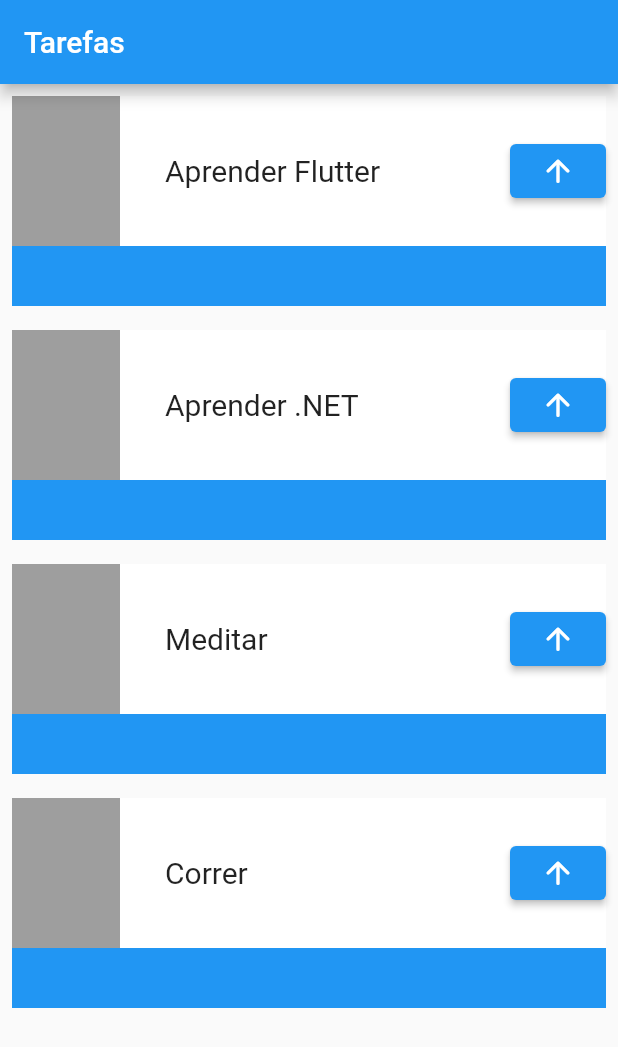
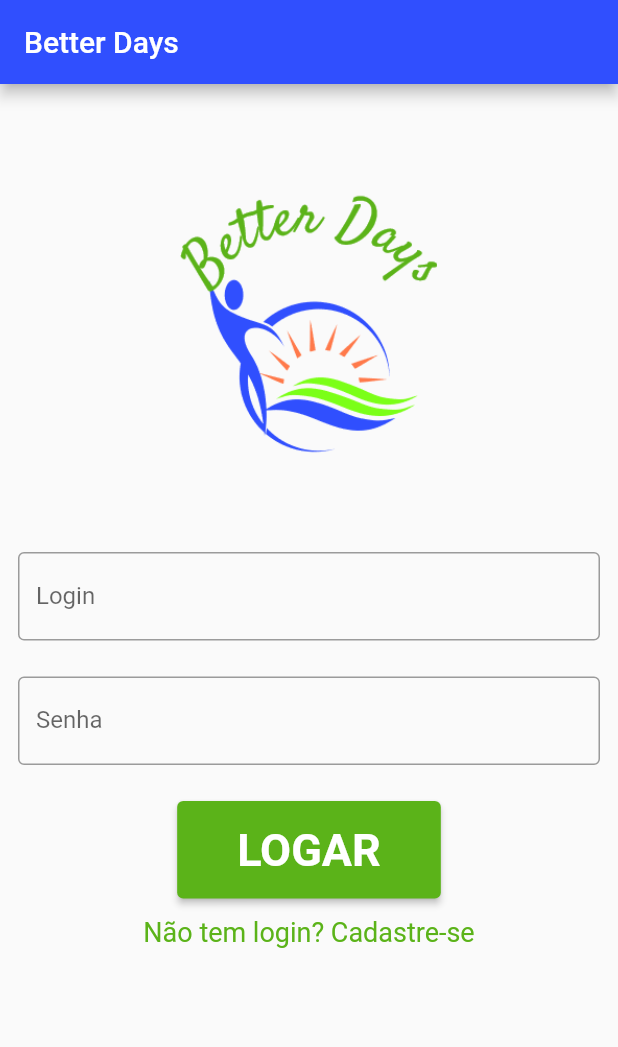
Before and after one commit to SamNascimento/BetterDays, a Flutter app: the screen it shows after launch, on a phone screen of 412 x 824 dp. Shown: the top 1047 px of the screen. Run offline on Flutter 3.47's test engine with Material 2 defaults, Android fonts, the phone set to English and light mode, and no system bars.

Commit message:
Criando tela de login e cadastro

```diff
--- a/lib/main.dart
+++ b/lib/main.dart
@@ -1,3 +1,5 @@
+import 'package:better_days/screens/cadastro_screen.dart';
+import 'package:better_days/screens/login_screen.dart';
 import 'package:flutter/material.dart';
 
 void main() {
@@ -10,81 +12,11 @@
   @override
   Widget build(BuildContext context) {
     return MaterialApp(
-      title: 'Flutter Demo',
-      theme: ThemeData(
-        primarySwatch: Colors.blue,
-      ),
-      home: Scaffold(
-        appBar: AppBar(
-          title: const Text('Tarefas'),
-        ),
-        body: ListView(
-          children: const [
-            Task(
-              nomeTarefa: 'Aprender Flutter',
-            ),
-            Task(
-              nomeTarefa: 'Aprender .NET',
-            ),
-            Task(
-              nomeTarefa: 'Meditar',
-            ),
-            Task(
-              nomeTarefa: 'Correr',
-            ),
-          ],
-        ),
-      ),
+      title: 'Better Days',
+      home: LoginScreen(),
+      routes: {
+        '/cadastro': (context) => const CadastroScreen(),
+      },
     );
   }
 }
-
-class Task extends StatelessWidget {
-  final String nomeTarefa;
-
-  const Task({Key? key, required this.nomeTarefa}) : super(key: key);
-
-  @override
-  Widget build(BuildContext context) {
-    const double margem = 8;
-
-    return Padding(
-      padding: const EdgeInsets.all(margem),
-      child: Container(
-        child: Stack(
-          children: [
-            Container(
-              color: Colors.blue,
-              height: 140,
-            ),
-            Container(
-              color: Colors.white,
-              height: 100,
-              child: Row(
-                mainAxisAlignment: MainAxisAlignment.spaceBetween,
-                children: [
-                  Container(
-                    color: Colors.grey,
-                    width: 72,
-                  ),
-                  Container(
-                      width: 200,
-                      child: Text(
-                        nomeTarefa,
-                        style: const TextStyle(
-                          fontSize: 20,
-                          overflow: TextOverflow.ellipsis,
-                        ),
-                      )),
-                  ElevatedButton(
-                      onPressed: () {},
-                      child: const Icon(Icons.arrow_upward_rounded)),
-                ],
-              ),
-            ),
-          ],
-        ),
-      ),
-    );
-  }
-}
--- /dev/null
+++ b/lib/screens/login_screen.dart
@@ -0,0 +1,108 @@
+import 'package:flutter/gestures.dart';
+import 'package:flutter/material.dart';
+
+class LoginScreen extends StatefulWidget {
+  const LoginScreen({Key? key}) : super(key: key);
+
+  @override
+  State<LoginScreen> createState() => _LoginScreenState();
+}
+
+class _LoginScreenState extends State<LoginScreen> {
+  TextEditingController loginController = TextEditingController();
+  TextEditingController senhaController = TextEditingController();
+
+  final _formKey = GlobalKey<FormState>();
+  @override
+  Widget build(BuildContext context) {
+    return Form(
+      key: _formKey,
+      child: Scaffold(
+        appBar: AppBar(
+          backgroundColor: const Color(0xFF304FFE),
+          title: const Text('Better Days'),
+        ),
+        body: SingleChildScrollView(
+          child: Column(
+            mainAxisAlignment: MainAxisAlignment.spaceBetween,
+            children: [
+              SizedBox(
+                width: 300,
+                height: 300,
+                child: Image.asset(
+                  'assets/images/logo.png',
+                  fit: BoxFit.cover,
+                ),
+              ),
+              Padding(
+                padding: const EdgeInsets.all(12.0),
+                child: TextFormField(
+                  validator: (String? texto) {
+                    if (texto != null && texto.isEmpty) {
+                      return 'Usuário é obrigatório';
+                    }
+                    return null;
+                  },
+                  controller: loginController,
+                  decoration: const InputDecoration(
+                    labelText: 'Login',
+                    border: OutlineInputBorder(),
+                    hintText: 'Usuário',
+                  ),
+                ),
+              ),
+              Padding(
+                padding: const EdgeInsets.all(12.0),
+                child: TextFormField(
+                  validator: (String? texto) {
+                    if (texto != null && texto.isEmpty) {
+                      return 'Senha é obrigatória';
+                    }
+                    return null;
+                  },
+                  controller: senhaController,
+                  decoration: const InputDecoration(
+                    labelText: 'Senha',
+                    border: OutlineInputBorder(),
+                    hintText: 'Senha',
+                  ),
+                ),
+              ),
+              Padding(
+                padding: const EdgeInsets.all(12.0),
+                child: ElevatedButton(
+                  onPressed: () {
+                    if (_formKey.currentState!.validate()){}
+                  },
+                  style: ElevatedButton.styleFrom(
+                    primary: const Color(0xFF5BB319),
+                    padding:
+                        const EdgeInsets.symmetric(horizontal: 40, vertical: 15),
+                    textStyle: const TextStyle(
+                      fontSize: 30,
+                      fontWeight: FontWeight.bold,
+                      color: Colors.white,
+                    ),
+                  ),
+                  child: const Text('LOGAR'),
+                ),
+              ),
+              RichText(
+                text: TextSpan(
+                  text: 'Não tem login? Cadastre-se',
+                  style: const TextStyle(color: Color(0xFF5BB319), fontSize: 18),
+                  recognizer: TapGestureRecognizer()
+                    ..onTap = () {
+                      Navigator.of(context).pushNamed(
+                        '/cadastro',
+                      );
+                    },
+                ),
+              ),
+            ],
+          ),
+        ),
+      ),
+    );
+  }
+}
--- a/pubspec.yaml
+++ b/pubspec.yaml
@@ -61,6 +61,8 @@
   # assets:
   #   - images/a_dot_burr.jpeg
   #   - images/a_dot_ham.jpeg
+  assets:
+    - assets/images/
 
   # An image asset can refer to one or more resolution-specific "variants", see
   # https://flutter.dev/assets-and-images/#resolution-aware
```
Also changed, not shown: lib/screens/cadastro_screen.dart (added, +112 -0 lines), assets/images/logo.png (added), pubspec.lock.
